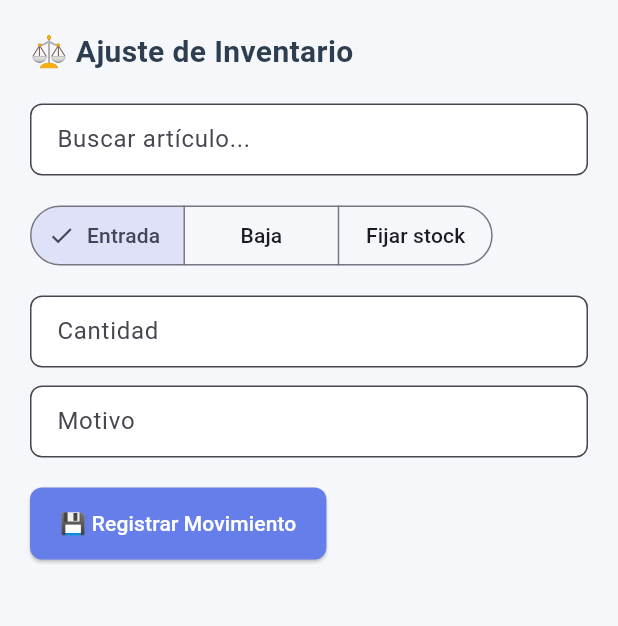
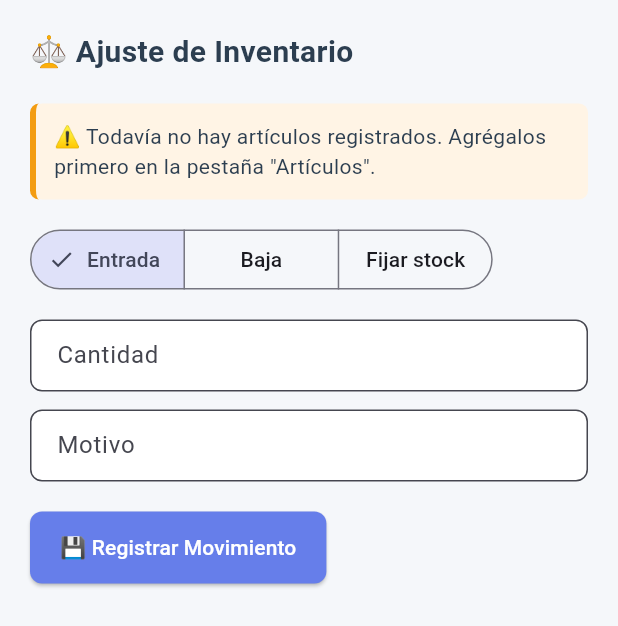
Before and after one commit to Alcano3520/sistema-inventario-logistica, a Flutter app: the AjusteStockGeneralScreen widget shown alone on an empty page, opened directly, on a phone screen of 412 x 824 dp. Shown: the top 626 px of the screen. Run offline on Flutter 3.47's test engine with Material 3 defaults, Android fonts, the phone set to English and light mode, and no system bars; our stand-ins replace connectivity_plus, file_picker, flutter_dotenv, flutter_riverpod, hive_flutter, pdf and 3 more; missing offline and left inert: excel, postgrest; accounts and stored records are empty.

Commit message:
Fix: Ajuste de Stock también avisa cuando el catálogo está vacío o la búsqueda no encontró artículos (mismo bug que Entrega/Devolución, mismo fix)
Co-Authored-By: Claude Sonnet 5 <noreply@anthropic.com>

```diff
--- a/app/lib/features/general/presentation/ajuste_stock_general_screen.dart
+++ b/app/lib/features/general/presentation/ajuste_stock_general_screen.dart
@@ -110,12 +110,11 @@ class _AjusteStockGeneralScreenState extends ConsumerState<AjusteStockGeneralScr
   Widget build(BuildContext context) {
     final articulos = ref.watch(articulosGeneralProvider).valueOrNull ?? [];
     final busqueda = _busquedaController.text.trim().toLowerCase();
-    final filtrados = busqueda.isEmpty
-        ? const <ArticuloGeneral>[]
-        : articulos
-            .where((a) =>
+    final filtrados = (busqueda.isEmpty
+            ? articulos
+            : articulos.where((a) =>
                 a.descripcion.toLowerCase().contains(busqueda) ||
-                a.codigoInterno.toLowerCase().contains(busqueda))
+                a.codigoInterno.toLowerCase().contains(busqueda)))
         .take(15)
         .toList();
 
@@ -149,12 +148,32 @@ class _AjusteStockGeneralScreenState extends ConsumerState<AjusteStockGeneralScr
                 ],
               ),
             )
+          else if (articulos.isEmpty)
+            Container(
+              padding: const EdgeInsets.all(12),
+              decoration: BoxDecoration(
+                color: const Color(0xFFFFF4E5),
+                borderRadius: BorderRadius.circular(6),
+                border: const Border(left: BorderSide(color: AppColors.warning, width: 4)),
+              ),
+              child: const Text(
+                '⚠️ Todavía no hay artículos registrados. Agrégalos primero en la pestaña "Artículos".',
+              ),
+            )
           else ...[
             TextField(
               controller: _busquedaController,
               decoration: const InputDecoration(hintText: 'Buscar artículo...'),
               onChanged: (_) => setState(() {}),
             ),
+            const SizedBox(height: 8),
+            if (filtrados.isEmpty)
+              Padding(
+                padding: const EdgeInsets.symmetric(vertical: 8),
+                child: Text('No se encontraron artículos con "$busqueda".',
+                    style: const TextStyle(color: AppColors.textSecondary)),
+              )
+            else
               ...filtrados.map((a) => ListTile(
                     dense: true,
                     title: Text(a.descripcion),
```
Lines whose indentation alone changed are shown as unchanged.
